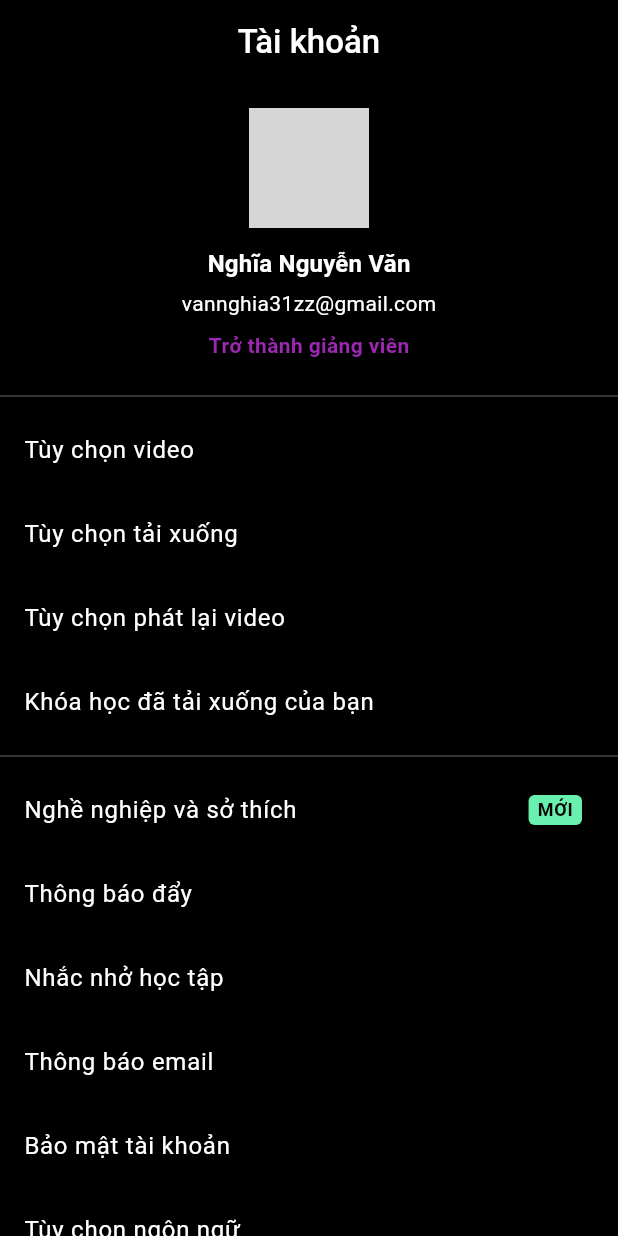
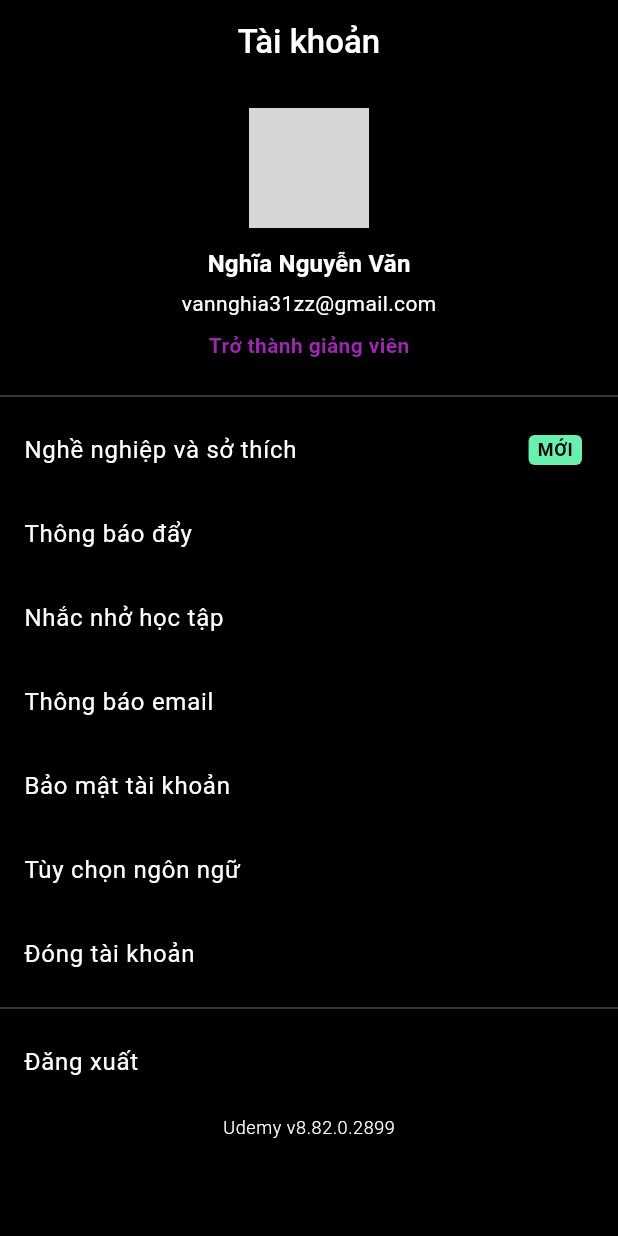
Before and after one commit to nghiavannguyen/course_app, a Flutter app: the AccountScreen screen opened directly, on a phone screen of 412 x 824 dp. Run offline on Flutter 3.47's test engine with Material 3 defaults, Android fonts, the phone set to English and light mode, and no system bars; our stand-ins replace dio, either_dart, get, get_it, hive, logger and 1 more; missing offline and left inert: dio_smart_retry, sub_project; accounts and stored records are empty; network calls fail; statements that could not run were skipped; grey boxes are pictures that could not be loaded.

Commit message:
feat: create signupscreen api, fix form loginscreen (#1)
* Clean tracked build files from repo

* Clean up and standardize .gitignore

* Remove leftover tracked files from .cxx build directory

* create signupscreen

* feat: signup screen , fix UI loginscreen

```diff
--- a/lib/core/config/app_theme.dart
+++ b/lib/core/config/app_theme.dart
@@ -9,11 +9,12 @@ class AppThemes {
     textTheme: AppTextStyles.lightTextTheme,
     package: 'sub_project',
     fontFamily: 'poppins',
-    chipTheme: ChipThemeData(
-      backgroundColor: Colors.white,
+    dialogTheme: DialogTheme(
+      backgroundColor: Color(0xFF272727),
+      titleTextStyle: TextStyle(color: Colors.white),
+      contentTextStyle: TextStyle(color: Colors.white),
       shape: RoundedRectangleBorder(
-        borderRadius: BorderRadius.circular(24),
-        side: BorderSide(color: Colors.white),
+        borderRadius: BorderRadius.circular(10.0),
       ),
     ),
     appBarTheme: AppBarTheme(
@@ -29,6 +30,14 @@ class AppThemes {
   );
 
   static final darkTheme = ThemeData(
+    dialogTheme: DialogTheme(
+      backgroundColor: Colors.white,
+      contentTextStyle: TextStyle(color: Colors.black),
+      titleTextStyle: TextStyle(color: Colors.black),
+      shape: RoundedRectangleBorder(
+        borderRadius: BorderRadius.circular(10.0),
+      ),
+    ),
     brightness: Brightness.dark,
     primaryColor: Colors.purple,
     scaffoldBackgroundColor: Colors.black,
--- a/lib/core/di/service_locator.dart
+++ b/lib/core/di/service_locator.dart
@@ -10,5 +10,5 @@ Future<void> setupLocator() async {
   await hiveService.init();
   sl.registerSingleton<AppHive>(hiveService);
 
-  sl.registerLazySingleton<DioClient>(() => DioClient());
+  sl.registerSingleton<DioClient>(DioClient());
 }
--- a/lib/core/network/dio_client.dart
+++ b/lib/core/network/dio_client.dart
@@ -4,7 +4,7 @@ import 'package:logger/web.dart';
 
 class DioClient {
   late final Dio dio;
-  String ipV4 = "10.10.10.200";
+  String ipV4 = "10.10.10.94";
   final logger = Logger();
   DioClient() {
     dio = Dio(
--- a/lib/module/account/screen/account_screen.dart
+++ b/lib/module/account/screen/account_screen.dart
@@ -1,6 +1,9 @@
 import 'package:course_app/module/theme/controller/theme_controller.dart';
 import 'package:flutter/material.dart';
 import 'package:get/get.dart';
+import 'package:sub_project/common/widget/alert_dialog/alert_dialog_base.dart';
+
+import '../../../navigation/routes.dart' show Routes;
 
 class AccountScreen extends StatelessWidget {
   final String? avatarUrl;
@@ -16,7 +19,6 @@ class AccountScreen extends StatelessWidget {
 
   @override
   Widget build(BuildContext context) {
-    // Nếu avatarUrl null thì lấy link dummy
     final String imageToShow =
         avatarUrl ?? "https://avatar.iran.liara.run/public";
 
@@ -30,18 +32,15 @@ class AccountScreen extends StatelessWidget {
         child: SingleChildScrollView(
           child: Column(
             children: [
-              // ===== PHẦN THÔNG TIN NGƯỜI DÙNG =====
               Padding(
                 padding: const EdgeInsets.all(16.0),
                 child: Column(
                   children: [
-                    // Ảnh đại diện
                     CircleAvatar(
                       radius: 40,
                       backgroundImage: NetworkImage(imageToShow),
                     ),
                     const SizedBox(height: 12),
-                    // Tên người dùng
                     Text(
                       userName,
                       style: Theme.of(context).textTheme.titleMedium?.copyWith(
@@ -49,16 +48,13 @@ class AccountScreen extends StatelessWidget {
                           ),
                     ),
                     const SizedBox(height: 4),
-                    // Email
                     Text(
                       userEmail,
                       style: Theme.of(context).textTheme.bodyMedium,
                     ),
                     const SizedBox(height: 8),
-                    // "Trở thành giảng viên"
                     GestureDetector(
                       onTap: () {
-                        // TODO: Xử lý logic
                         final themeController = Get.find<ThemeController>();
                         themeController.toggleTheme();
                       },
@@ -73,138 +69,32 @@ class AccountScreen extends StatelessWidget {
                   ],
                 ),
               ),
-
               const Divider(),
-
-              // ===== PHẦN "TÙY CHỌN VIDEO" =====
-              _buildListTile(
-                context,
-                title: "Tùy chọn video",
-                onTap: () {
-                  // TODO
-                },
-              ),
-              _buildListTile(
-                context,
-                title: "Tùy chọn tải xuống",
-                onTap: () {
-                  // TODO
-                },
-              ),
-              _buildListTile(
-                context,
-                title: "Tùy chọn phát lại video",
-                onTap: () {
-                  // TODO
-                },
-              ),
-              _buildListTile(
-                context,
-                title: "Khóa học đã tải xuống của bạn",
-                onTap: () {
-                  // TODO
-                },
-              ),
-
+              _buildListTile(context,
+                  title: "Nghề nghiệp và sở thích",
+                  trailing: _buildNewTag(context),
+                  onTap: () {}),
+              _buildListTile(context, title: "Thông báo đẩy", onTap: () {}),
+              _buildListTile(context, title: "Nhắc nhở học tập", onTap: () {}),
+              _buildListTile(context, title: "Thông báo email", onTap: () {}),
+              _buildListTile(context, title: "Bảo mật tài khoản", onTap: () {}),
+              _buildListTile(context, title: "Tùy chọn ngôn ngữ", onTap: () {}),
+              _buildListTile(context, title: "Đóng tài khoản", onTap: () {}),
               const Divider(),
-
-              // ===== PHẦN "CÀI ĐẶT TÀI KHOẢN" =====
-              _buildListTile(
-                context,
-                title: "Nghề nghiệp và sở thích",
-                // Gắn tag "MỚI" theo ảnh
-                trailing: _buildNewTag(context),
-                onTap: () {
-                  // TODO
-                },
-              ),
-              _buildListTile(
-                context,
-                title: "Thông báo đẩy",
-                onTap: () {
-                  // TODO
-                },
-              ),
-              _buildListTile(
-                context,
-                title: "Nhắc nhở học tập",
-                onTap: () {
-                  // TODO
-                },
-              ),
-              _buildListTile(
-                context,
-                title: "Thông báo email",
-                onTap: () {
-                  // TODO
-                },
-              ),
-              _buildListTile(
-                context,
-                title: "Bảo mật tài khoản",
-                onTap: () {
-                  // TODO
-                },
-              ),
-              _buildListTile(
-                context,
-                title: "Tùy chọn ngôn ngữ",
-                onTap: () {
-                  // TODO
-                },
-              ),
-              _buildListTile(
-                context,
-                title: "Đóng tài khoản",
-                onTap: () {
-                  // TODO
-                },
-              ),
-
-              const Divider(),
-
-              // ===== PHẦN "HỖ TRỢ" =====
-              _buildListTile(
-                context,
-                title: "Giới thiệu về Udemy",
-                onTap: () {
-                  // TODO
-                },
-              ),
-              _buildListTile(
-                context,
-                title: "Giới thiệu về Udemy Business",
-                onTap: () {
-                  // TODO
-                },
-              ),
-              _buildListTile(
-                context,
-                title: "Trợ giúp & Hỗ trợ",
-                onTap: () {
-                  // TODO
-                },
-              ),
-              _buildListTile(
-                context,
-                title: "Chia sẻ ứng dụng Udemy",
-                onTap: () {
-                  // TODO
-                },
-              ),
-
-              const Divider(),
-
-              // ===== Nút "Đăng xuất" =====
               _buildListTile(
                 context,
                 title: "Đăng xuất",
-                onTap: () {
-                  // TODO
-                },
+                onTap: () => AlertDialogBase.showCommonAlertDialog(
+                  context,
+                  title: "Đăng xuất",
+                  content: "Bạn có chắc chắn muốn đăng xuất không?",
+                  confirmText: "Đăng xuất",
+                  cancelText: "Hủy",
+                  onConfirm: () {
+                    Get.offAllNamed(Routes.login);
+                  },
+                ),
               ),
-
-              // Phiên bản Udemy
               const SizedBox(height: 8),
               Text(
                 "Udemy v8.82.0.2899",
@@ -220,13 +110,8 @@ class AccountScreen extends StatelessWidget {
     );
   }
 
-  // ListTile chung để tái sử dụng
-  Widget _buildListTile(
-    BuildContext context, {
-    required String title,
-    Widget? trailing,
-    required VoidCallback onTap,
-  }) {
+  Widget _buildListTile(BuildContext context,
+      {required String title, Widget? trailing, required VoidCallback onTap}) {
     return ListTile(
       title: Text(
         title,
@@ -237,7 +122,6 @@ class AccountScreen extends StatelessWidget {
     );
   }
 
-  // Tag "MỚI"
   Widget _buildNewTag(BuildContext context) {
     return Container(
       padding: const EdgeInsets.symmetric(horizontal: 6, vertical: 2),
--- /dev/null
+++ b/lib/module/signup/binding/sign_up_binding.dart
@@ -0,0 +1,9 @@
+import 'package:course_app/module/signup/controller/sign_up_controller.dart';
+import 'package:get/get.dart';
+
+class SignUpBinding extends Bindings {
+  @override
+  void dependencies() {
+    Get.lazyPut<SignUpController>(() => SignUpController());
+  }
+}
--- a/lib/navigation/app_page.dart
+++ b/lib/navigation/app_page.dart
@@ -4,6 +4,7 @@ import 'package:course_app/module/course/screen/detail_course_screen.dart';
 import 'package:course_app/module/search/binding/suggestion_search_binding.dart';
 import 'package:course_app/module/search/screen/result_search_screen.dart';
 import 'package:course_app/module/search/screen/suggestion_search_screen.dart';
+import 'package:course_app/module/signup/binding/sign_up_binding.dart';
 import 'package:course_app/navigation/routes.dart';
 import 'package:course_app/module/auth/screen/login_screen.dart';
 import 'package:course_app/module/course/binding/course_binding.dart';
@@ -11,6 +12,8 @@ import 'package:course_app/module/course/screen/course_screen.dart';
 import 'package:course_app/module/search/screen/search_screen.dart';
 import 'package:course_app/root.dart';
 import 'package:get/get.dart';
+
+import '../module/signup/screen/signup_screen.dart';
 
 class AppPage {
   static List<GetPage> pages = [
@@ -29,6 +32,11 @@ class AppPage {
       binding: SuggestionSearchBinding(),
     ),
     GetPage(
+      name: Routes.signUp,
+      page: () => const SignUpScreen(),
+      binding: SignUpBinding(),
+    ),
+    GetPage(
       name: Routes.resultSearch,
       page: () => const ResultSearchScreen(),
     ),
@@ -37,6 +45,6 @@ class AppPage {
     GetPage(
         name: "${Routes.detailCourse}/:id",
         page: () => DetailCourseScreen(),
-        binding: DetailCourseBinding())
+        binding: DetailCourseBinding()),
   ];
 }
--- a/lib/navigation/routes.dart
+++ b/lib/navigation/routes.dart
@@ -7,4 +7,5 @@ class Routes {
   static const String resultSearch = '/result-search';
   static const String course = '/course';
   static const String detailCourse = '/detail-course';
+  static const String signUp = '/sign-up';
 }
```
Also changed, not shown: lib/module/auth/controller/login_controller.dart (+8 -0 lines), lib/module/auth/screen/login_screen.dart (+40 -35 lines), lib/module/signup/controller/sign_up_controller.dart (added, +99 -0 lines), lib/module/signup/screen/signup_screen.dart (added, +275 -0 lines), 11 other files.
